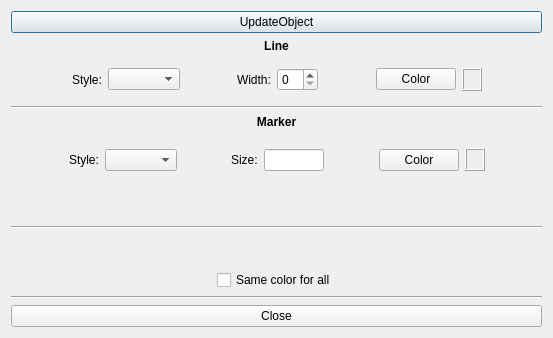
Old version of the form src/gui/GraphWindowTools/alinemarkerfilldialog.ui in the repository andrmor/ANTS2.
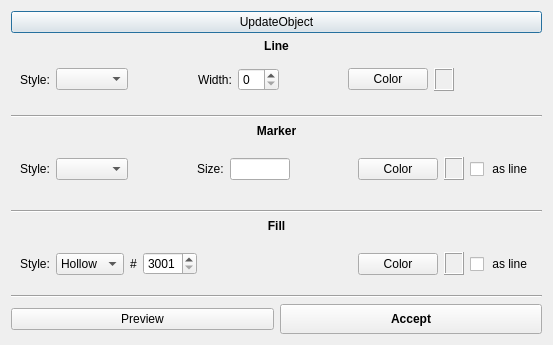
New version of the form.

Commit message: add fill attribute control

```diff
--- a/src/gui/GraphWindowTools/alinemarkerfilldialog.ui
+++ b/src/gui/GraphWindowTools/alinemarkerfilldialog.ui
@@ -7,7 +7,7 @@
     <x>0</x>
     <y>0</y>
     <width>553</width>
-    <height>338</height>
+    <height>345</height>
    </rect>
   </property>
   <property name="windowTitle">
@@ -46,19 +46,6 @@
       <enum>QFrame::Raised</enum>
      </property>
      <layout class="QHBoxLayout" name="horizontalLayout_2">
-      <item>
-       <spacer name="horizontalSpacer_3">
-        <property name="orientation">
-         <enum>Qt::Horizontal</enum>
-        </property>
-        <property name="sizeHint" stdset="0">
-         <size>
-          <width>40</width>
-          <height>20</height>
-         </size>
-        </property>
-       </spacer>
-      </item>
       <item>
        <widget class="QLabel" name="label_3">
         <property name="text">
@@ -141,21 +128,46 @@
        </widget>
       </item>
       <item>
-       <spacer name="horizontalSpacer_6">
-        <property name="orientation">
-         <enum>Qt::Horizontal</enum>
+       <widget class="QLabel" name="labInvis1">
+        <property name="sizePolicy">
+         <sizepolicy hsizetype="Minimum" vsizetype="Preferred">
+          <horstretch>0</horstretch>
+          <verstretch>0</verstretch>
+         </sizepolicy>
         </property>
-        <property name="sizeHint" stdset="0">
+        <property name="minimumSize">
          <size>
-          <width>40</width>
-          <height>20</height>
+          <width>73</width>
+          <height>0</height>
          </size>
         </property>
-       </spacer>
+        <property name="maximumSize">
+         <size>
+          <width>73</width>
+          <height>16777215</height>
+         </size>
+        </property>
+        <property name="text">
+         <string> </string>
+        </property>
+       </widget>
       </item>
      </layout>
     </widget>
    </item>
+   <item>
+    <spacer name="verticalSpacer_3">
+     <property name="orientation">
+      <enum>Qt::Vertical</enum>
+     </property>
+     <property name="sizeHint" stdset="0">
+      <size>
+       <width>20</width>
+       <height>40</height>
+      </size>
+     </property>
+    </spacer>
+   </item>
    <item>
     <widget class="Line" name="line_2">
      <property name="orientation">
@@ -194,19 +206,6 @@
       <enum>QFrame::Raised</enum>
      </property>
      <layout class="QHBoxLayout" name="horizontalLayout_3">
-      <item>
-       <spacer name="horizontalSpacer_7">
-        <property name="orientation">
-         <enum>Qt::Horizontal</enum>
-        </property>
-        <property name="sizeHint" stdset="0">
-         <size>
-          <width>40</width>
-          <height>20</height>
-         </size>
-        </property>
-       </spacer>
-      </item>
       <item>
        <widget class="QLabel" name="label_5">
         <property name="text">
@@ -296,17 +295,11 @@
        </widget>
       </item>
       <item>
-       <spacer name="horizontalSpacer_9">
-        <property name="orientation">
-         <enum>Qt::Horizontal</enum>
+       <widget class="QCheckBox" name="cbMarkerColorAsLine">
+        <property name="text">
+         <string> as line</string>
         </property>
-        <property name="sizeHint" stdset="0">
-         <size>
-          <width>40</width>
-          <height>20</height>
-         </size>
-        </property>
-       </spacer>
+       </widget>
       </item>
      </layout>
     </widget>
@@ -332,69 +325,201 @@
     </widget>
    </item>
    <item>
-    <spacer name="verticalSpacer_2">
-     <property name="orientation">
-      <enum>Qt::Vertical</enum>
+    <widget class="QLabel" name="label_7">
+     <property name="font">
+      <font>
+       <weight>75</weight>
+       <bold>true</bold>
+      </font>
      </property>
-     <property name="sizeHint" stdset="0">
+     <property name="text">
+      <string>Fill</string>
+     </property>
+     <property name="alignment">
+      <set>Qt::AlignCenter</set>
+     </property>
+    </widget>
+   </item>
+   <item>
+    <widget class="QFrame" name="frFill">
+     <property name="minimumSize">
       <size>
-       <width>20</width>
-       <height>40</height>
+       <width>0</width>
+       <height>50</height>
       </size>
      </property>
-    </spacer>
+     <property name="frameShape">
+      <enum>QFrame::NoFrame</enum>
+     </property>
+     <property name="frameShadow">
+      <enum>QFrame::Raised</enum>
+     </property>
+     <layout class="QHBoxLayout" name="horizontalLayout_5">
+      <item>
+       <widget class="QLabel" name="label_8">
+        <property name="text">
+         <string>Style:</string>
+        </property>
+       </widget>
+      </item>
+      <item>
+       <widget class="QComboBox" name="cobFillStyle">
+        <item>
+         <property name="text">
+          <string>Hollow</string>
+         </property>
+        </item>
+        <item>
+         <property name="text">
+          <string>Solid</string>
+         </property>
+        </item>
+        <item>
+         <property name="text">
+          <string>Pattern</string>
+         </property>
+        </item>
+       </widget>
+      </item>
+      <item>
+       <widget class="QFrame" name="frFillPattern">
+        <property name="frameShape">
+         <enum>QFrame::NoFrame</enum>
+        </property>
+        <property name="frameShadow">
+         <enum>QFrame::Raised</enum>
+        </property>
+        <layout class="QHBoxLayout" name="horizontalLayout_4">
+         <property name="leftMargin">
+          <number>0</number>
+         </property>
+         <property name="topMargin">
+          <number>0</number>
+         </property>
+         <property name="rightMargin">
+          <number>0</number>
+         </property>
+         <property name="bottomMargin">
+          <number>0</number>
+         </property>
+         <item>
+          <widget class="QLabel" name="label_9">
+           <property name="text">
+            <string>#</string>
+           </property>
+          </widget>
+         </item>
+         <item>
+          <widget class="QSpinBox" name="sbFillPattern">
+           <property name="minimum">
+            <number>3001</number>
+           </property>
+           <property name="maximum">
+            <number>3999</number>
+           </property>
+          </widget>
+         </item>
+        </layout>
+       </widget>
+      </item>
+      <item>
+       <spacer name="horizontalSpacer_12">
+        <property name="orientation">
+         <enum>Qt::Horizontal</enum>
+        </property>
+        <property name="sizeHint" stdset="0">
+         <size>
+          <width>120</width>
+          <height>20</height>
+         </size>
+        </property>
+       </spacer>
+      </item>
+      <item>
+       <widget class="QPushButton" name="pbFillColor">
+        <property name="text">
+         <string>Color</string>
+        </property>
+       </widget>
+      </item>
+      <item>
+       <widget class="QFrame" name="frFillCol">
+        <property name="sizePolicy">
+         <sizepolicy hsizetype="Minimum" vsizetype="Minimum">
+          <horstretch>0</horstretch>
+          <verstretch>0</verstretch>
+         </sizepolicy>
+        </property>
+        <property name="minimumSize">
+         <size>
+          <width>20</width>
+          <height>20</height>
+         </size>
+        </property>
+        <property name="maximumSize">
+         <size>
+          <width>25</width>
+          <height>23</height>
+         </size>
+        </property>
+        <property name="frameShape">
+         <enum>QFrame::Box</enum>
+        </property>
+        <property name="frameShadow">
+         <enum>QFrame::Raised</enum>
+        </property>
+       </widget>
+      </item>
+      <item>
+       <widget class="QCheckBox" name="cbFillColorAsLine">
+        <property name="text">
+         <string> as line</string>
+        </property>
+       </widget>
+      </item>
+     </layout>
+    </widget>
+   </item>
+   <item>
+    <widget class="Line" name="line">
+     <property name="orientation">
+      <enum>Qt::Horizontal</enum>
+     </property>
+    </widget>
    </item>
    <item>
     <layout class="QHBoxLayout" name="horizontalLayout">
+     <property name="topMargin">
+      <number>0</number>
+     </property>
      <item>
-      <spacer name="horizontalSpacer">
-       <property name="orientation">
-        <enum>Qt::Horizontal</enum>
-       </property>
-       <property name="sizeHint" stdset="0">
-        <size>
-         <width>40</width>
-         <height>20</height>
-        </size>
-       </property>
-      </spacer>
-     </item>
-     <item>
-      <widget class="QCheckBox" name="checkBox">
+      <widget class="QPushButton" name="pbPreview">
        <property name="text">
-        <string>Same color for all</string>
+        <string>Preview</string>
        </property>
       </widget>
      </item>
      <item>
-      <spacer name="horizontalSpacer_2">
-       <property name="orientation">
-        <enum>Qt::Horizontal</enum>
-       </property>
-       <property name="sizeHint" stdset="0">
+      <widget class="QPushButton" name="pbClose">
+       <property name="minimumSize">
         <size>
-         <width>40</width>
-         <height>20</height>
+         <width>0</width>
+         <height>30</height>
         </size>
        </property>
-      </spacer>
+       <property name="font">
+        <font>
+         <weight>75</weight>
+         <bold>true</bold>
+        </font>
+       </property>
+       <property name="text">
+        <string>Accept</string>
+       </property>
+      </widget>
      </item>
     </layout>
    </item>
-   <item>
-    <widget class="Line" name="line">
-     <property name="orientation">
-      <enum>Qt::Horizontal</enum>
-     </property>
-    </widget>
-   </item>
-   <item>
-    <widget class="QPushButton" name="pbClose">
-     <property name="text">
-      <string>Close</string>
-     </property>
-    </widget>
-   </item>
   </layout>
  </widget>
  <resources/>
```
Left out of the diff: 72 changed lines with no effect on the pictures. The commit also changes 4 other files.
